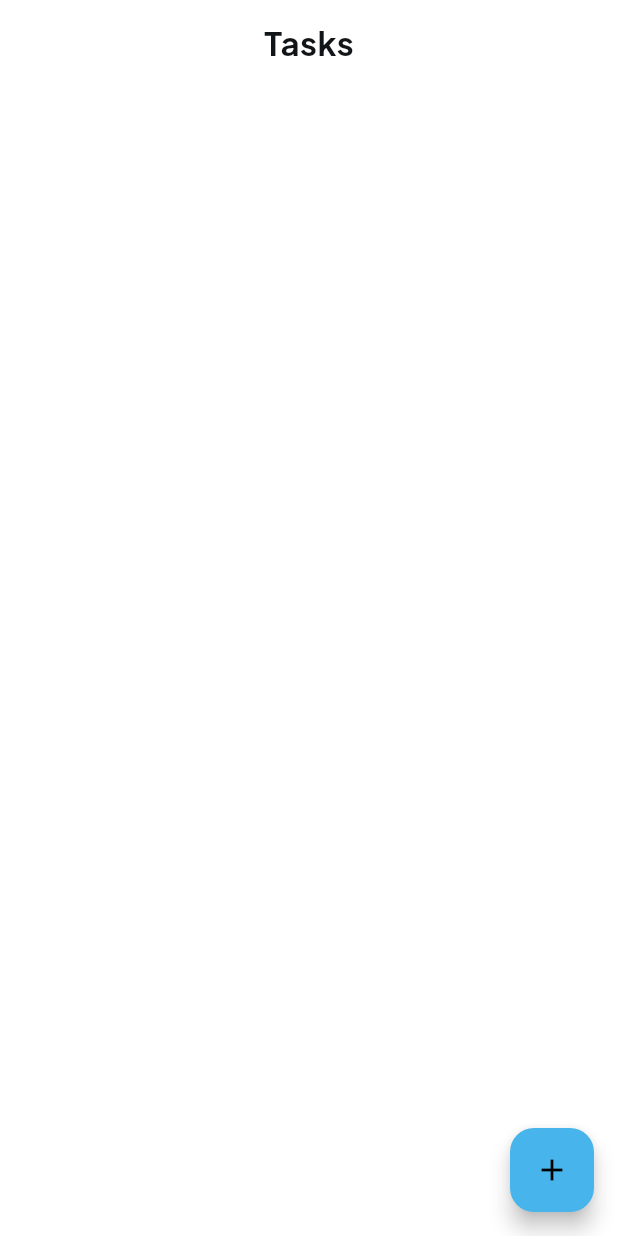
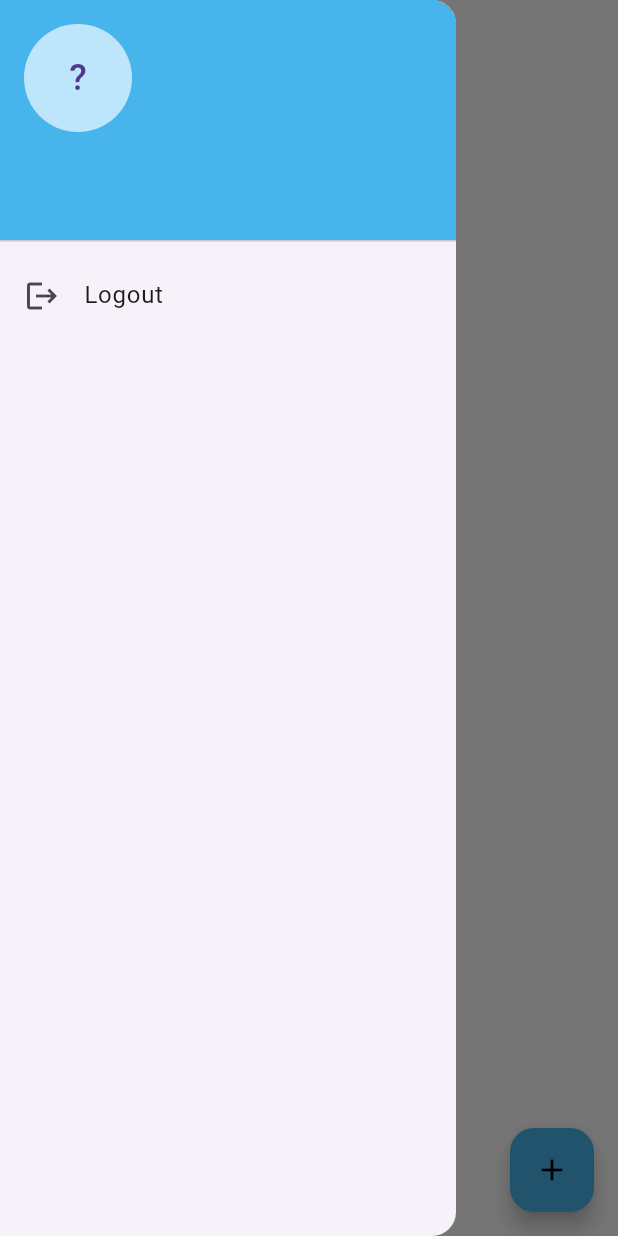
Before and after one commit to AbdullahUsman07/Flutter-Internship, a Flutter app: the screen it shows once a user with an empty profile is signed in, with the side drawer open (before the commit the screen has no drawer), on a phone screen of 412 x 824 dp. Run offline on Flutter 3.47's test engine with Material 3 defaults, Android fonts, the phone set to English and light mode, and no system bars; our stand-ins replace cloud_firestore, firebase_auth, firebase_core, get, google_fonts; accounts and stored records are empty.

Commit message:
feat: drawer added

```diff
--- a/week_3/day_11/lib/screens/sign_up_screen.dart
+++ b/week_3/day_11/lib/screens/sign_up_screen.dart
@@ -21,16 +21,13 @@ class _SignupScreenState extends State<SignupScreen> {
 
   final _auth = AuthService();
 
-    Future<void> _signUp() async {
-
+  Future<void> _signUp() async {
     try {
-      // await _auth.createUserWithEmailAndPassword(
-      //   email: emailController.text.trim(),
-      //   password: passwordController.text.trim(),
-      // );
-      _auth.signUp(usernameController.text.trim(),
+      _auth.signUp(
+        usernameController.text.trim(),
         emailController.text.trim(),
-        passwordController.text.trim());
+        passwordController.text.trim(),
+      );
 
       Navigator.pushReplacement(
         context,
@@ -40,14 +37,11 @@ class _SignupScreenState extends State<SignupScreen> {
         const SnackBar(content: Text("Account created successfully")),
       ); // Go back to login after signup
     } on FirebaseAuthException catch (e) {
-      ScaffoldMessenger.of(context).showSnackBar(
-        SnackBar(content: Text("Error: ${e.message}")),
-      );
+      ScaffoldMessenger.of(
+        context,
+      ).showSnackBar(SnackBar(content: Text("Error: ${e.message}")));
     }
   }
-
-
-
 
   @override
   Widget build(BuildContext context) {
--- a/week_3/day_11/lib/screens/tasks_screen.dart
+++ b/week_3/day_11/lib/screens/tasks_screen.dart
@@ -1,6 +1,7 @@
 
 import 'package:day_11/controllers/task_controllers.dart';
 import 'package:day_11/screens/add_task_screen.dart';
+import 'package:day_11/widgets/app_drawer.dart';
 import 'package:flutter/material.dart';
 import 'package:get/get.dart';
 import '../widgets/task_section.dart';
@@ -16,11 +17,19 @@ class TasksScreen extends StatelessWidget {
   Widget build(BuildContext context) {
     return Scaffold(
       backgroundColor: AppColors.background,
+      drawer: AppDrawer(),
       body: SafeArea(
         child: Column(
           children: [
-            // Header
-            Padding(
+            Row(
+              children: [
+                Builder(
+                  builder: (context) => IconButton(onPressed: (){
+                    Scaffold.of(context).openDrawer();
+                  }, icon: Icon(Icons.menu)),
+                ),
+                const SizedBox(width: 100,),
+              Padding(
               padding: const EdgeInsets.symmetric(horizontal: 16, vertical: 12),
               child: Center(
                 child: Text(
@@ -31,6 +40,9 @@ class TasksScreen extends StatelessWidget {
                 ),
               ),
             ),
+            ],
+            ),
+
 
             Expanded(
               child:ListView(
--- /dev/null
+++ b/week_3/day_11/lib/widgets/app_drawer.dart
@@ -0,0 +1,61 @@
+import 'package:cloud_firestore/cloud_firestore.dart';
+import 'package:day_11/screens/landing_screen.dart';
+import 'package:day_11/screens/login_screen.dart';
+import 'package:day_11/utils/app_colors.dart';
+import 'package:firebase_auth/firebase_auth.dart';
+import 'package:flutter/material.dart';
+
+class AppDrawer extends StatelessWidget {
+  const AppDrawer({super.key});
+
+  @override
+  Widget build(BuildContext context) {
+    final user = FirebaseAuth.instance.currentUser;
+
+    return Drawer(
+      child: FutureBuilder<DocumentSnapshot>(
+        future: FirebaseFirestore.instance.collection("users").doc(user?.uid).get(),
+        builder: (context, snapshot) {
+          if (!snapshot.hasData) {
+            return const Center(child: CircularProgressIndicator());
+          }
+
+          final userData = snapshot.data!.data() as Map<String, dynamic>?;
+
+          return Column(
+            crossAxisAlignment: CrossAxisAlignment.stretch,
+            children: [
+              UserAccountsDrawerHeader(
+                decoration: BoxDecoration(
+                  color: AppColors.primary,
+                ),
+                accountName: Text(userData?['username'] ?? "Guest User"),
+                accountEmail: Text(userData?['email'] ?? "No email"),
+                currentAccountPicture: CircleAvatar(
+                  backgroundColor: const Color(0xFFBDE6FB),
+                  child: Text(
+                    (userData?['username'] != null && userData!['username'].isNotEmpty)
+                        ? userData['username'][0].toUpperCase()
+                        : "?",
+                    style: const TextStyle(fontSize: 24),
+                  ),
+                ),
+              ),
+              ListTile(
+                leading: const Icon(Icons.logout),
+                title: const Text("Logout"),
+                onTap: () async {
+                  await FirebaseAuth.instance.signOut();
+                  Navigator.of(context).pushAndRemoveUntil(
+                    MaterialPageRoute(builder: (context) => LandingScreen()),
+                    (route) => false,
+                  );
+                },
+              ),
+            ],
+          );
+        },
+      ),
+    );
+  }
+}
```
